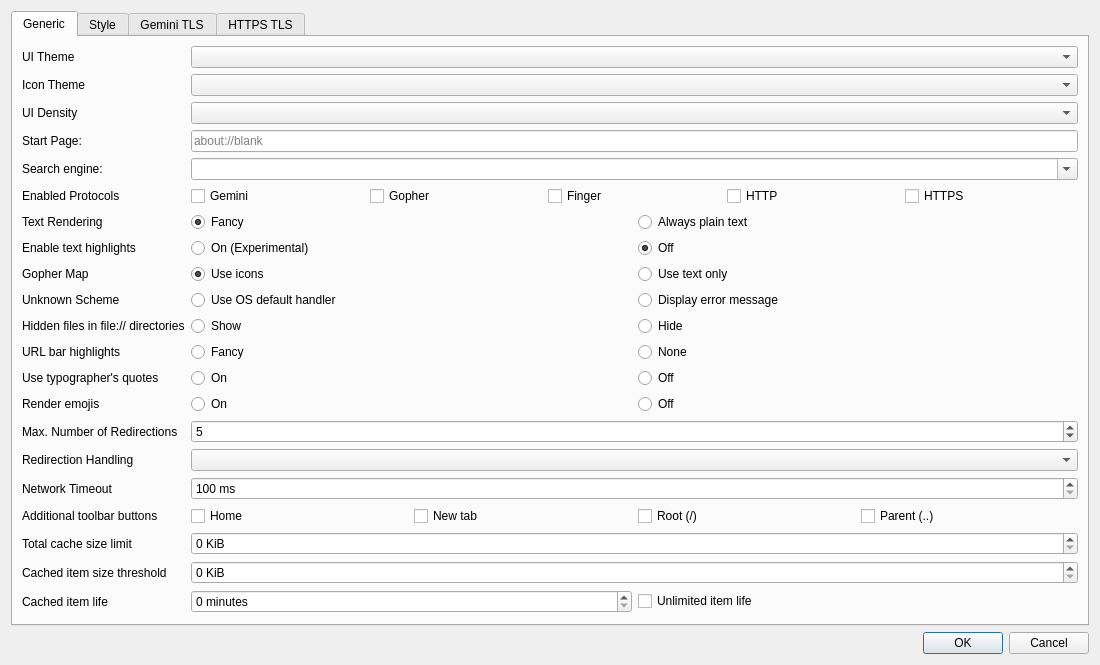
Old version of the form src/dialogs/settingsdialog.ui in the repository ikskuh/kristall.
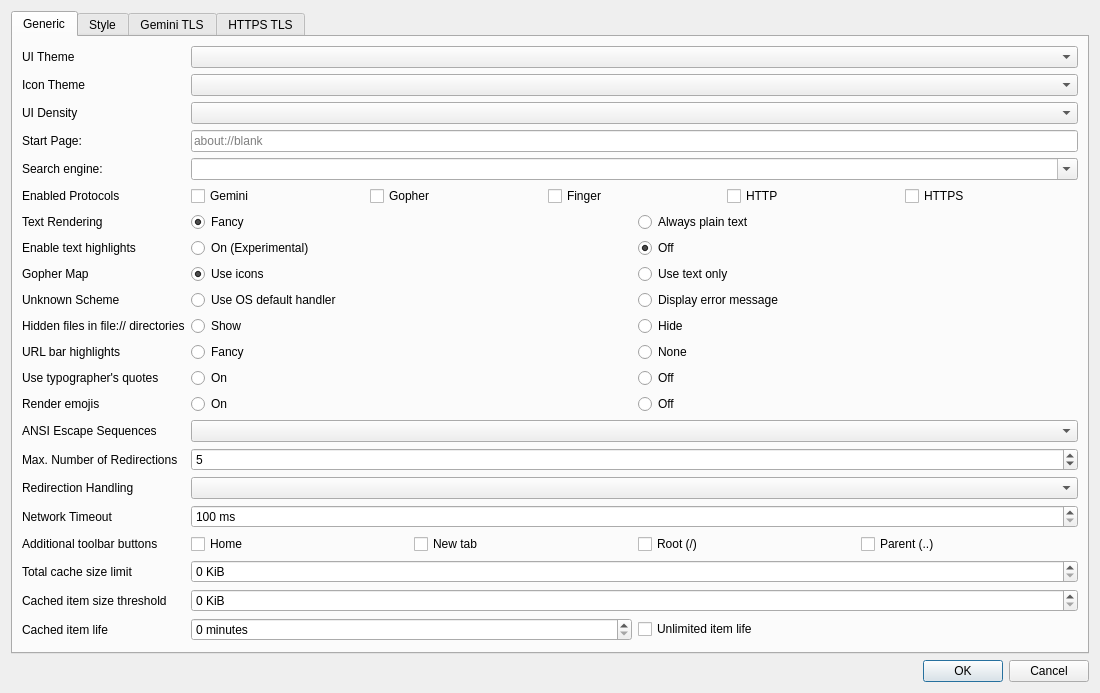
New version of the form. Icons and pictures are not drawn. Custom widgets are drawn as their Qt base class.

Commit message: Add preference for ANSI escape codes

```diff
--- a/src/dialogs/settingsdialog.ui
+++ b/src/dialogs/settingsdialog.ui
@@ -407,37 +407,51 @@
         </layout>
        </item>
        <item row="14" column="0">
+        <widget class="QLabel" name="ansi_label">
+         <property name="text">
+          <string>ANSI Escape Sequences</string>
+         </property>
+         <property name="toolTip">
+          <string>Determine how to render ANSI escape sequences</string>
+         </property>
+        </widget>
+       </item>
+       <item row="14" column="1">
+        <widget class="QComboBox" name="ansi_escapes"/>
+       </item>
+
+       <item row="15" column="0">
         <widget class="QLabel" name="label_26">
          <property name="text">
           <string>Max. Number of Redirections</string>
          </property>
         </widget>
        </item>
-       <item row="14" column="1">
+       <item row="15" column="1">
         <widget class="QSpinBox" name="max_redirects">
          <property name="value">
           <number>5</number>
          </property>
         </widget>
        </item>
-       <item row="15" column="0">
+       <item row="16" column="0">
         <widget class="QLabel" name="label_27">
          <property name="text">
           <string>Redirection Handling</string>
          </property>
         </widget>
        </item>
-       <item row="15" column="1">
+       <item row="16" column="1">
         <widget class="QComboBox" name="redirection_mode"/>
        </item>
-       <item row="16" column="0">
+       <item row="17" column="0">
         <widget class="QLabel" name="label_28">
          <property name="text">
           <string>Network Timeout</string>
          </property>
         </widget>
        </item>
-       <item row="16" column="1">
+       <item row="17" column="1">
         <widget class="QSpinBox" name="network_timeout">
          <property name="suffix">
           <string> ms</string>
@@ -450,14 +464,14 @@
          </property>
         </widget>
        </item>
-       <item row="17" column="0">
+       <item row="18" column="0">
         <widget class="QLabel" name="label_29">
          <property name="text">
           <string>Additional toolbar buttons</string>
          </property>
         </widget>
        </item>
-       <item row="17" column="1">
+       <item row="18" column="1">
         <layout class="QHBoxLayout" name="horizontalLayout_99">
          <item>
           <widget class="QCheckBox" name="enable_home_btn">
@@ -489,7 +503,7 @@
          </item>
         </layout>
        </item>
-       <item row="18" column="0">
+       <item row="19" column="0">
         <widget class="QLabel" name="label_30">
          <property name="text">
           <string>Total cache size limit</string>
@@ -499,7 +513,7 @@
          </property>
         </widget>
        </item>
-       <item row="18" column="1">
+       <item row="19" column="1">
         <widget class="QSpinBox" name="cache_limit">
          <property name="suffix">
           <string> KiB</string>
@@ -513,7 +527,7 @@
         </widget>
        </item>
 
-       <item row="19" column="0">
+       <item row="20" column="0">
         <widget class="QLabel" name="label_31">
          <property name="text">
           <string>Cached item size threshold</string>
@@ -523,7 +537,7 @@
          </property>
         </widget>
        </item>
-       <item row="19" column="1">
+       <item row="20" column="1">
         <widget class="QSpinBox" name="cache_threshold">
          <property name="suffix">
           <string> KiB</string>
@@ -537,7 +551,7 @@
         </widget>
        </item>
 
-       <item row="20" column="0">
+       <item row="21" column="0">
         <widget class="QLabel" name="label_31">
          <property name="text">
           <string>Cached item life</string>
@@ -547,7 +561,7 @@
          </property>
         </widget>
        </item>
-       <item row="20" column="1">
+       <item row="21" column="1">
         <layout class="QHBoxLayout" name="horizontalLayout_25">
          <item>
           <widget class="QSpinBox" name="cache_life">
```
Left out of the diff: 1 changed line with no effect on the pictures. The commit also changes 6 other files.
